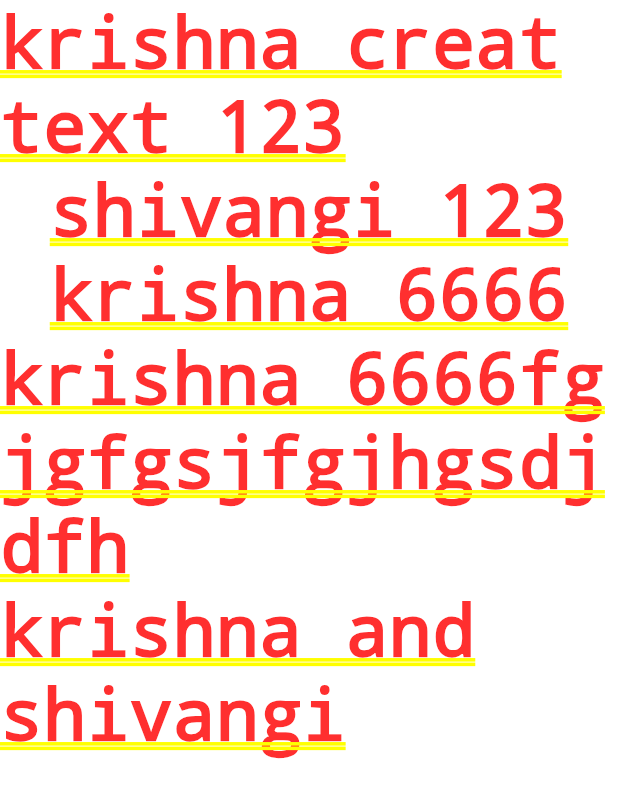
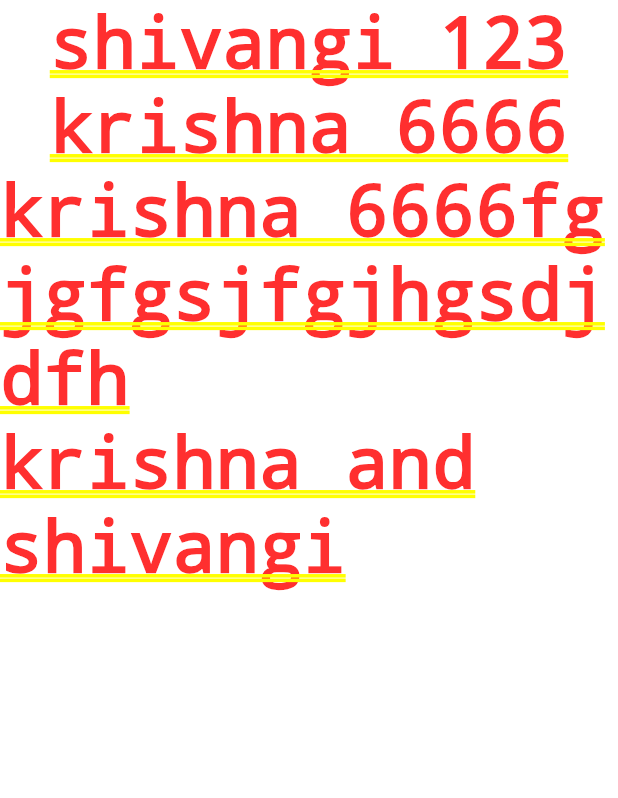
Before and after one commit to shivangi25-collab/flutter_generic_structure, a Flutter app: the screen it shows after launch, on a phone screen of 412 x 824 dp. Shown: the top 798 px of the screen. Run offline on Flutter 3.47's test engine with Material 2 defaults, Android fonts, the phone set to English and light mode, and no system bars; our stand-ins replace dio, file_picker, get, get_storage, image_cropper, image_picker and 3 more.

Commit message:
test merge

```diff
--- a/lib/pages/Auth/SplashPage.dart
+++ b/lib/pages/Auth/SplashPage.dart
@@ -14,7 +14,6 @@ class _SplashPageState extends State<SplashPage> {
     return Container(
       child: Column(
         children: [
-          Text("krishna creat text 123"),
           Text("shivangi 123"),
           Text("krishna 6666"),
           Text("krishna 6666fgjgfgsjfgjhgsdjdfh"),
```
